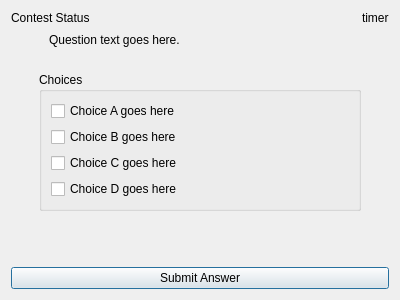
Old version of the form src/client/finalsChoice.ui in the repository trigger-happy/Cerberus.
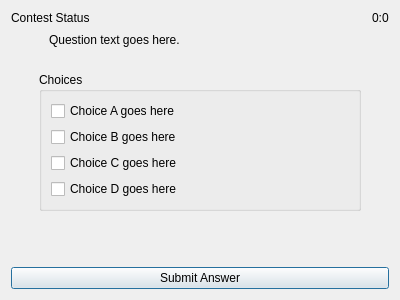
New version of the form.

```diff
--- a/src/client/finalsChoice.ui
+++ b/src/client/finalsChoice.ui
@@ -30,7 +30,7 @@
       </sizepolicy>
      </property>
      <property name="text">
-      <string>timer</string>
+      <string>0:0</string>
      </property>
     </widget>
    </item>
```
